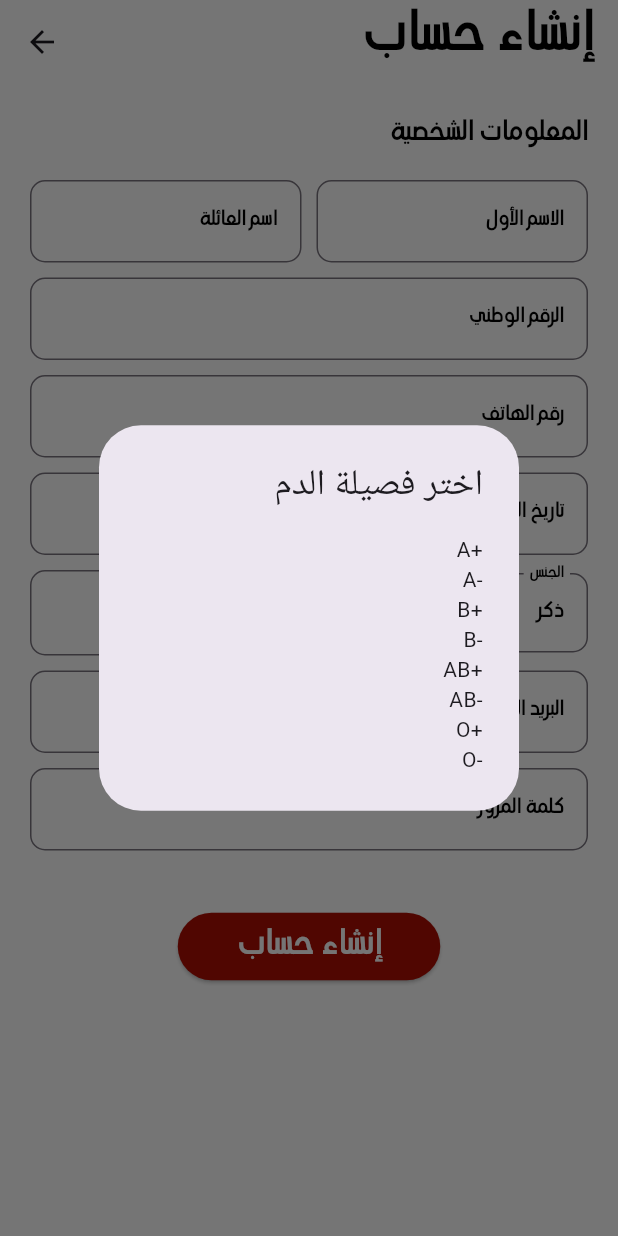
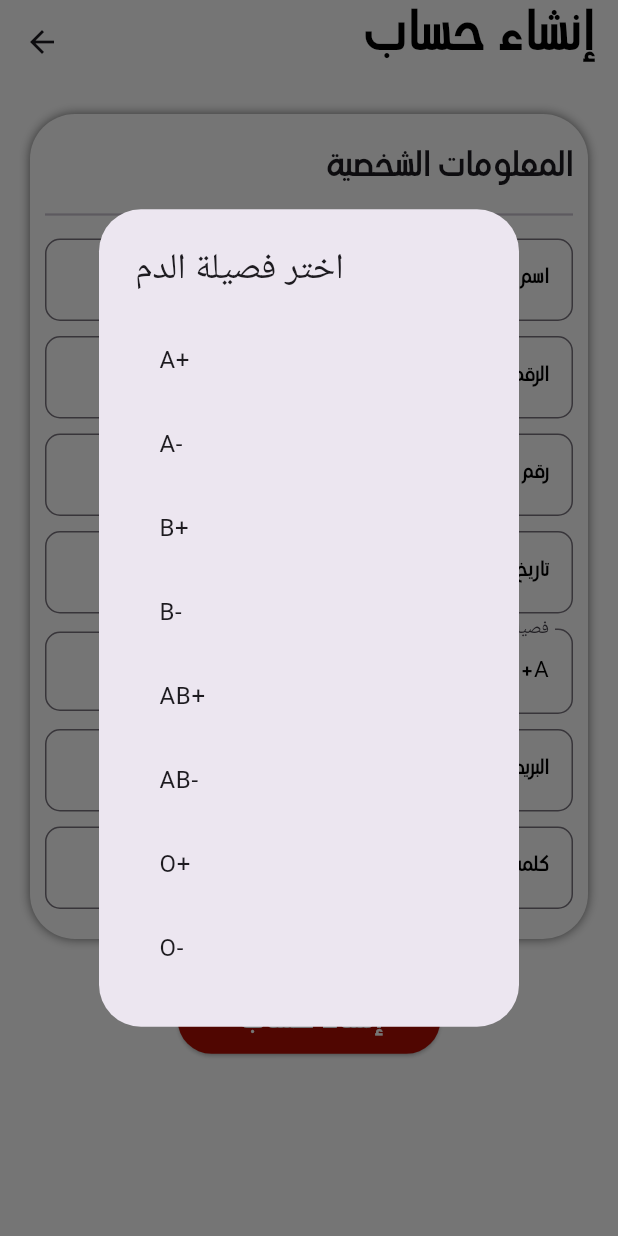
Before and after one commit to Kreatbox/iithar, a Flutter app: the SignupScreen screen opened by its route, after a tap on "A+", on a phone screen of 412 x 824 dp. Run offline on Flutter 3.47's test engine with Material 3 defaults, Android fonts, the phone set to English and light mode, and no system bars; our stand-ins replace cloud_firestore, firebase_auth, firebase_core, flutter_map, get, latlong2 and 3 more; accounts and stored records are empty.

Commit message:
واجهة إنشاء الحساب

```diff
--- a/lib/screens/accounts/signup_screen.dart
+++ b/lib/screens/accounts/signup_screen.dart
@@ -2,7 +2,6 @@ import 'package:flutter/foundation.dart';
 import 'package:flutter/material.dart';
 import 'package:firebase_auth/firebase_auth.dart';
 import 'package:cloud_firestore/cloud_firestore.dart';
-import 'package:flutter_datetime_picker/flutter_datetime_picker.dart';
 
 class SignupScreen extends StatefulWidget {
   const SignupScreen({super.key});
@@ -26,14 +25,7 @@ class _SignupScreenState extends State<SignupScreen> {
 
   // Ensure default values exist in the dropdown lists
   final List<String> _bloodTypes = [
-    'A+',
-    'A-',
-    'B+',
-    'B-',
-    'AB+',
-    'AB-',
-    'O+',
-    'O-'
+    'A+', 'A-', 'B+', 'B-', 'AB+', 'AB-', 'O+', 'O-'
   ];
   final List<String> _genderTypes = ['ذكر', 'انثى'];
 
@@ -66,6 +58,62 @@ class _SignupScreenState extends State<SignupScreen> {
     super.dispose();
   }
 
+  void _showGenderDialog() async {
+    final selectedGender = await showDialog<String>(
+      context: context,
+      builder: (BuildContext context) {
+        return AlertDialog(
+          title: const Text('اختر الجنس'),
+          content: Column(
+            mainAxisSize: MainAxisSize.min,
+            children: _genderTypes.map((gender) {
+              return ListTile(
+                title: Text(gender),
+                onTap: () {
+                  Navigator.of(context).pop(gender);
+                },
+              );
+            }).toList(),
+          ),
+        );
+      },
+    );
+
+    if (selectedGender != null) {
+      setState(() {
+        _selectedGenderType = selectedGender;
+      });
+    }
+  }
+
+  void _showBloodTypeDialog() async {
+    final selectedBloodType = await showDialog<String>(
+      context: context,
+      builder: (BuildContext context) {
+        return AlertDialog(
+          title: const Text('اختر فصيلة الدم'),
+          content: Column(
+            mainAxisSize: MainAxisSize.min,
+            children: _bloodTypes.map((bloodType) {
+              return ListTile(
+                title: Text(bloodType),
+                onTap: () {
+                  Navigator.of(context).pop(bloodType);
+                },
+              );
+            }).toList(),
+          ),
+        );
+      },
+    );
+
+    if (selectedBloodType != null) {
+      setState(() {
+        _selectedBloodType = selectedBloodType;
+      });
+    }
+  }
+
   @override
   Widget build(BuildContext context) {
     return Scaffold(
@@ -77,8 +125,7 @@ class _SignupScreenState extends State<SignupScreen> {
           child: Text(
             'إنشاء حساب ',
             textAlign: TextAlign.right,
-            style:
-                TextStyle(fontFamily: 'HSI', fontSize: 40, color: Colors.black),
+            style: TextStyle(fontFamily: 'HSI', fontSize: 40, color: Colors.black),
           ),
         ),
       ),
@@ -95,49 +142,36 @@ class _SignupScreenState extends State<SignupScreen> {
                   Row(
                     children: [
                       Expanded(
-                        child: _buildTextField(_lastNameController,
-                            'اسم العائلة', 'يرجى إدخال اسم عائلتك'),
+                        child: _buildTextField(_lastNameController, 'اسم العائلة', 'يرجى إدخال اسم عائلتك'),
                       ),
                       const SizedBox(width: 10),
                       Expanded(
-                        child: _buildTextField(_firstNameController,
-                            'الاسم الأول', 'يرجى إدخال اسمك الأول'),
+                        child: _buildTextField(_firstNameController, 'الاسم الأول', 'يرجى إدخال اسمك الأول'),
                       ),
                     ],
                   ),
                   const SizedBox(height: 10),
-                  _buildTextField(
-                      _ssidController, 'الرقم الوطني', 'يرجى إدخال رقمك القومي',
-                      isNumber: true),
+                  _buildTextField(_ssidController, 'الرقم الوطني', 'يرجى إدخال رقمك القومي', isNumber: true),
                   const SizedBox(height: 10),
-                  _buildTextField(_phoneNumberController, 'رقم الهاتف',
-                      'يرجى إدخال رقم هاتفك',
-                      isPhone: true),
+                  _buildTextField(_phoneNumberController, 'رقم الهاتف', 'يرجى إدخال رقم هاتفك', isPhone: true),
                   const SizedBox(height: 10),
-                  _buildDateField(_birthDateController, 'تاريخ الميلاد',
-                      'يرجى إدخال تاريخ ميلادك'),
+                  _buildTextField(_birthDateController, 'تاريخ الميلاد', 'يرجى إدخال تاريخ ميلادك', isDate: true),
                   const SizedBox(height: 10),
                   Row(
                     children: [
                       Expanded(
-                        child: _buildDialogField('فصيلة الدم', _selectedBloodType,
-                            _showBloodTypeDialog),
+                        child: _buildDialogField('فصيلة الدم', _selectedBloodType, _showBloodTypeDialog),
                       ),
                       const SizedBox(width: 10),
                       Expanded(
-                        child: _buildDialogField('الجنس', _selectedGenderType,
-                            _showGenderDialog),
+                        child: _buildDialogField('الجنس', _selectedGenderType, _showGenderDialog),
                       ),
                     ],
                   ),
                   const SizedBox(height: 10),
-                  _buildTextField(_emailController, 'البريد الإلكتروني',
-                      'يرجى إدخال بريدك الإلكتروني',
-                      isEmail: true),
+                  _buildTextField(_emailController, 'البريد الإلكتروني', 'يرجى إدخال بريدك الإلكتروني', isEmail: true),
                   const SizedBox(height: 10),
-                  _buildTextField(_passwordController, 'كلمة المرور',
-                      'يرجى إدخال كلمة المرور',
-                      isPassword: true),
+                  _buildTextField(_passwordController, 'كلمة المرور', 'يرجى إدخال كلمة المرور', isPassword: true),
                   const SizedBox(height: 10),
                 ]),
                 const SizedBox(height: 30),
@@ -145,29 +179,23 @@ class _SignupScreenState extends State<SignupScreen> {
                   style: ElevatedButton.styleFrom(
                     fixedSize: const Size(175, 45),
                     backgroundColor: const Color(0xFFAE0E03),
-                      padding: const EdgeInsets.only(
-                          right: 25.0, left: 25.0, top: 5.0, bottom: 1.0),
-                      alignment: Alignment.center),
-                  onPressed: _isButtonDisabled
-                      ? null
-                      : () async {
+                    padding: const EdgeInsets.only(right: 25.0, left: 25.0, top: 5.0, bottom: 1.0),
+                    alignment: Alignment.center,
+                  ),
+                  onPressed: _isButtonDisabled ? null : () async {
                     if (_formKey.currentState!.validate()) {
                       // Create a new account
                       setState(() {
                         _isButtonDisabled = true;
                       });
                       try {
-                              UserCredential userCredential =
-                                  await _auth.createUserWithEmailAndPassword(
+                        UserCredential userCredential = await _auth.createUserWithEmailAndPassword(
                           email: _emailController.text,
                           password: _passwordController.text,
                         );
 
                         // Save user data in Firestore
-                              await FirebaseFirestore.instance
-                                  .collection('users')
-                                  .doc(userCredential.user!.uid)
-                                  .set({
+                        await FirebaseFirestore.instance.collection('users').doc(userCredential.user!.uid).set({
                           'firstName': _firstNameController.text,
                           'lastName': _lastNameController.text,
                           'email': _emailController.text,
@@ -186,8 +214,7 @@ class _SignupScreenState extends State<SignupScreen> {
                         }
                         // Show error message to the user
                         ScaffoldMessenger.of(context).showSnackBar(
-                                const SnackBar(
-                                    content: Text('فشل إنشاء الحساب')),
+                          const SnackBar(content: Text('فشل إنشاء الحساب')),
                         );
                         setState(() {
                           _isButtonDisabled = false;
@@ -198,8 +225,7 @@ class _SignupScreenState extends State<SignupScreen> {
                   child: const Text(
                     'إنشاء حساب',
                     textAlign: TextAlign.center,
-                    style: TextStyle(
-                        fontFamily: 'HSI', fontSize: 25, color: Colors.white),
+                    style: TextStyle(fontFamily: 'HSI', fontSize: 25, color: Colors.white),
                   ),
                 ),
               ],
@@ -210,13 +236,8 @@ class _SignupScreenState extends State<SignupScreen> {
     );
   }
 
-  Widget _buildTextField(
-      TextEditingController controller, String labelText, String errorText,
-      {bool isEmail = false,
-      bool isPassword = false,
-      bool isPhone = false,
-      bool isNumber = false,
-      bool isDate = false}) {
+  Widget _buildTextField(TextEditingController controller, String labelText, String errorText,
+      {bool isEmail = false, bool isPassword = false, bool isPhone = false, bool isNumber = false, bool isDate = false}) {
     return Directionality(
         textDirection: TextDirection.rtl,
         child: TextFormField(
@@ -256,47 +277,22 @@ class _SignupScreenState extends State<SignupScreen> {
         ));
   }
 
-  Widget _buildDateField(
-      TextEditingController controller, String labelText, String errorText) {
-    return Directionality(
-      textDirection: TextDirection.rtl,
-      child: InkWell(
-        onTap: () {
-          DatePicker.showDatePicker(context,
-              showTitleActions: true,
-              minTime: DateTime(1900, 1, 1),
-              maxTime: DateTime(2100, 12, 31),
-              onChanged: (date) {
-            controller.text = '${date.year}-${date.month}-${date.day}';
-          }, onConfirm: (date) {
-            controller.text = '${date.year}-${date.month}-${date.day}';
-          }, currentTime: DateTime.now(), locale: LocaleType.ar);
-        },
-        child: IgnorePointer(
-          child: TextFormField(
+  Widget _buildDialogField(String labelText, String value, Function onTap) {
+    return InkWell(
+      onTap: () => onTap(),
+      child: InputDecorator(
+        decoration: InputDecoration(
+          labelText: labelText,
+          border: OutlineInputBorder(borderRadius: BorderRadius.circular(10)),
+          alignLabelWithHint: true,
+        ),
+        child: Text(
+          value,
           textAlign: TextAlign.right,
-            controller: controller,
           style: const TextStyle(
             fontFamily: 'HSI',
             fontSize: 15,
             color: Colors.black,
-            ),
-            decoration: InputDecoration(
-              labelStyle: const TextStyle(
-                fontFamily: 'HSI',
-                fontSize: 15,
-                color: Colors.black,
-              ),
-              labelText: labelText,
-              border: OutlineInputBorder(borderRadius: BorderRadius.circular(10)),
-              alignLabelWithHint: true,
-            ),
-            validator: (values) {
-              if (values == null || values.isEmpty) {
-                return errorText;
-              }
-              return null;
-            },
           ),
         ),
       ),
@@ -304,110 +300,38 @@ class _SignupScreenState extends State<SignupScreen> {
   }
 
   Widget _buildInfoSection(String title, List<Widget> children) {
-    return Column(
-      crossAxisAlignment: CrossAxisAlignment.center,
-      children: <Widget>[
-        Align(
-          alignment: Alignment.centerRight,
-          child: Text(
+    return Directionality(
+        textDirection: TextDirection.rtl,
+        child: Container(
+          padding: const EdgeInsets.all(10.0),
+          decoration: BoxDecoration(
+            color: Colors.white,
+            borderRadius: BorderRadius.circular(30),
+            boxShadow: [
+              const BoxShadow(
+                color: Color.fromRGBO(112, 112, 112, 100),
+                blurRadius: 5,
+              ),
+            ],
+          ),
+          child: Column(
+            crossAxisAlignment: CrossAxisAlignment.start,
+            children: [
+              const SizedBox(height: 10),
+              Text(
                 title,
                 style: const TextStyle(
-                fontFamily: 'HSI', fontSize: 20, color: Colors.black),
+                  fontFamily: 'HSI',
+                  fontSize: 25,
                 ),
               ),
-        const SizedBox(height: 10),
+              const Divider(
+                height: 22,
+                thickness: 1.5,
+              ),
               ...children,
             ],
-    );
-  }
-
-  Widget _buildDialogField(String title, String currentValue, Function onTap) {
-    return Directionality(
-      textDirection: TextDirection.rtl,
-      child: InkWell(
-        onTap: () => onTap(),
-        child: InputDecorator(
-          decoration: InputDecoration(
-            labelText: title,
-            labelStyle: const TextStyle(
-              fontFamily: 'HSI',
-              fontSize: 15,
-              color: Colors.black,
           ),
-            border: OutlineInputBorder(borderRadius: BorderRadius.circular(10)),
-          ),
-          child: Text(
-            currentValue,
-            style: const TextStyle(
-              fontFamily: 'HSI',
-              fontSize: 15,
-              color: Colors.black,
-            ),
-          ),
-        ),
-      ),
-    );
-  }
-
-  void _showBloodTypeDialog() {
-    showDialog(
-      context: context,
-      builder: (BuildContext context) {
-        return AlertDialog(
-          title: const Text('اختر فصيلة الدم', textAlign: TextAlign.right),
-          content: SingleChildScrollView(
-            child: ListBody(
-              children: _bloodTypes
-                  .map(
-                    (bloodType) => GestureDetector(
-                      onTap: () {
-                        setState(() {
-                          _selectedBloodType = bloodType;
-                        });
-                        Navigator.of(context).pop();
-                      },
-                      child: Text(
-                        bloodType,
-                        textAlign: TextAlign.right,
-                      ),
-                    ),
-                  )
-                  .toList(),
-            ),
-          ),
-        );
-      },
-    );
-  }
-
-  void _showGenderDialog() {
-    showDialog(
-      context: context,
-      builder: (BuildContext context) {
-        return AlertDialog(
-          title: const Text('اختر الجنس', textAlign: TextAlign.right),
-          content: SingleChildScrollView(
-            child: ListBody(
-              children: _genderTypes
-                  .map(
-                    (genderType) => GestureDetector(
-                      onTap: () {
-                        setState(() {
-                          _selectedGenderType = genderType;
-                        });
-                        Navigator.of(context).pop();
-                      },
-                      child: Text(
-                        genderType,
-                        textAlign: TextAlign.right,
-                      ),
-                    ),
-                  )
-                  .toList(),
-            ),
-          ),
-        );
-      },
-    );
+        ));
   }
 }
```
Lines whose indentation alone changed are shown as unchanged.
